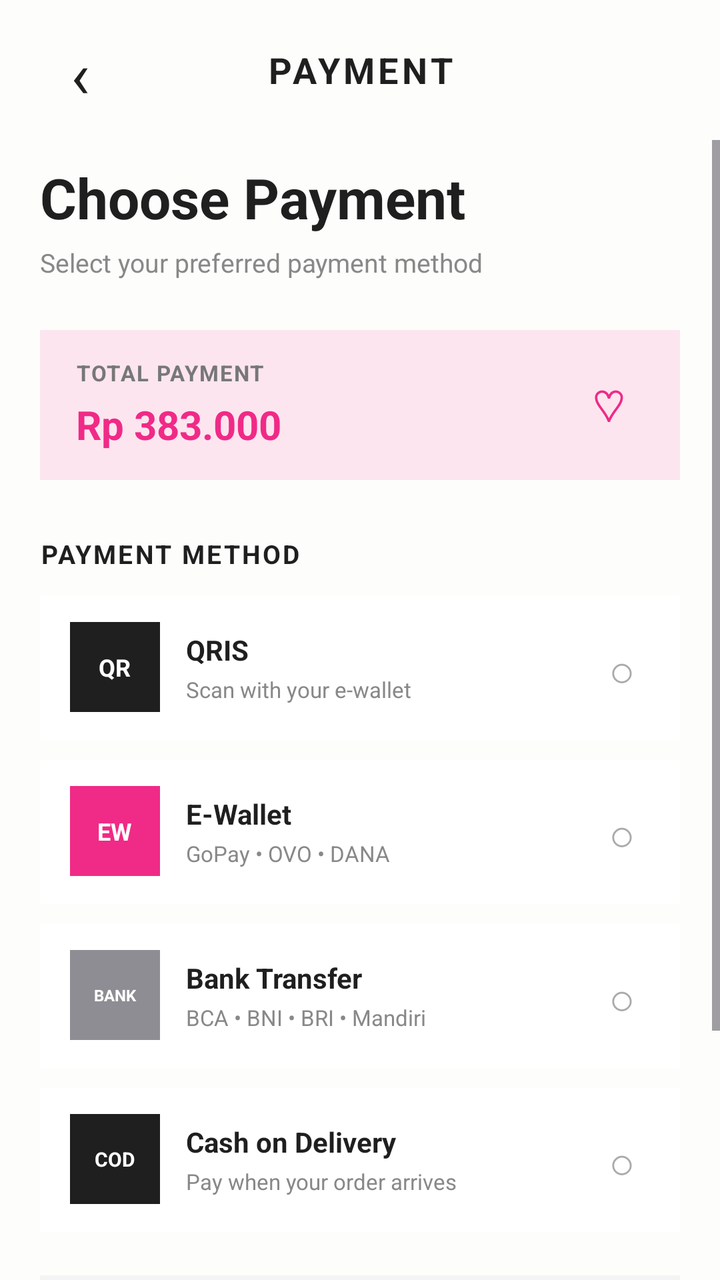
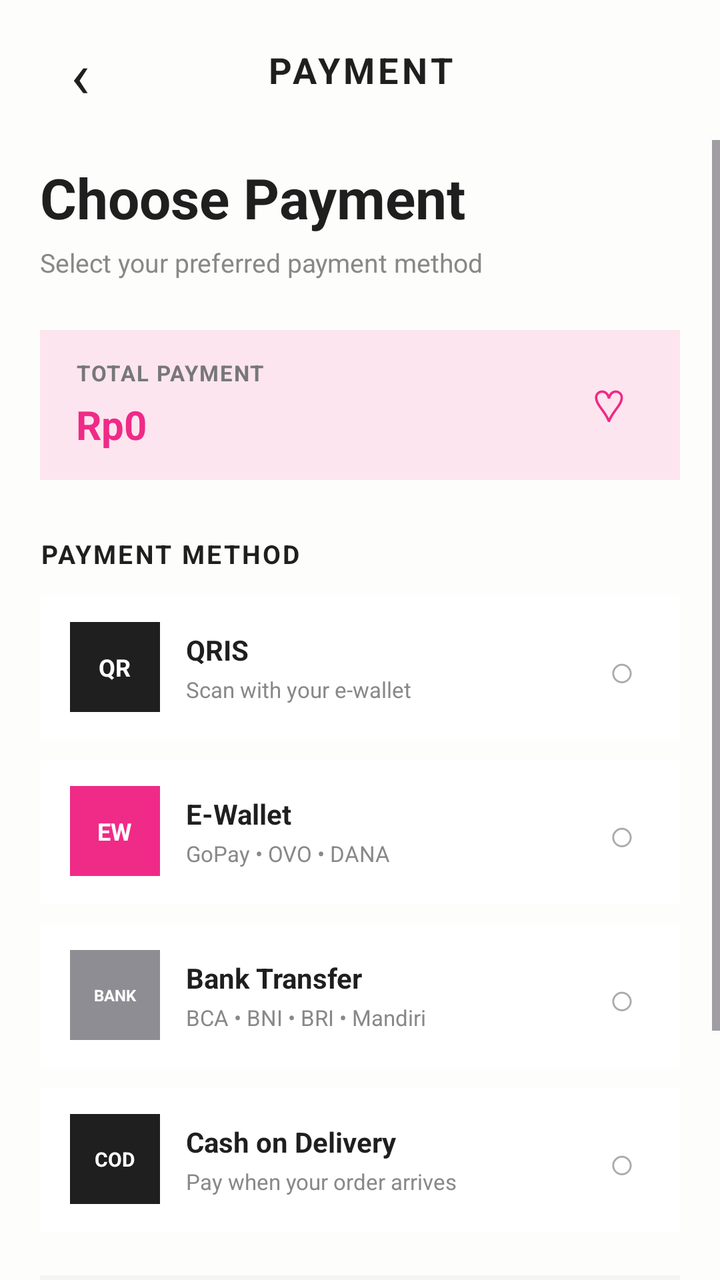

Two renders of the same Android screen: before a commit and after it. Below are the layout's source before the change and the commit's diff.
<!-- AndroidManifest.xml: application theme Theme.Orchidia -->
<!-- res/layout/activity_payment.xml -->
<?xml version="1.0" encoding="utf-8"?>
<LinearLayout
    xmlns:android="http://schemas.android.com/apk/res/android"
    android:layout_width="match_parent"
    android:layout_height="match_parent"
    android:orientation="vertical"
    android:background="#FDFDFB">

    
    <LinearLayout
        android:layout_width="match_parent"
        android:layout_height="70dp"
        android:orientation="horizontal"
        android:gravity="center_vertical"
        android:paddingStart="20dp"
        android:paddingEnd="20dp">

        <TextView
            android:id="@+id/btnBack"
            android:layout_width="40dp"
            android:layout_height="40dp"
            android:gravity="center"
            android:text="‹"
            android:textSize="32sp"
            android:textColor="#1F1F1F" />

        <TextView
            android:layout_width="0dp"
            android:layout_height="wrap_content"
            android:layout_weight="1"
            android:gravity="center"
            android:text="PAYMENT"
            android:textColor="#1F1F1F"
            android:textSize="18sp"
            android:textStyle="bold"
            android:letterSpacing="0.10" />

        <TextView
            android:layout_width="40dp"
            android:layout_height="40dp" />

    </LinearLayout>

    
    <ScrollView
        android:layout_width="match_parent"
        android:layout_height="0dp"
        android:layout_weight="1"
        android:fillViewport="true">

        <LinearLayout
            android:layout_width="match_parent"
            android:layout_height="wrap_content"
            android:orientation="vertical"
            android:paddingStart="20dp"
            android:paddingEnd="20dp"
            android:paddingBottom="30dp">

            
            <TextView
                android:layout_width="wrap_content"
                android:layout_height="wrap_content"
                android:layout_marginTop="10dp"
                android:text="Choose Payment"
                android:textColor="#1F1F1F"
                android:textSize="28sp"
                android:textStyle="bold" />

            <TextView
                android:layout_width="wrap_content"
                android:layout_height="wrap_content"
                android:layout_marginTop="5dp"
                android:text="Select your preferred payment method"
                android:textColor="#888888"
                android:textSize="13sp" />

            
            <LinearLayout
                android:layout_width="match_parent"
                android:layout_height="75dp"
                android:layout_marginTop="25dp"
                android:orientation="horizontal"
                android:gravity="center_vertical"
                android:paddingStart="18dp"
                android:paddingEnd="18dp"
                android:background="#FCE5EF">

                <LinearLayout
                    android:layout_width="0dp"
                    android:layout_height="wrap_content"
                    android:layout_weight="1"
                    android:orientation="vertical">

                    <TextView
                        android:layout_width="wrap_content"
                        android:layout_height="wrap_content"
                        android:text="TOTAL PAYMENT"
                        android:textColor="#777777"
                        android:textSize="11sp"
                        android:textStyle="bold"
                        android:letterSpacing="0.06" />

                    <TextView
                        android:layout_width="wrap_content"
                        android:layout_height="wrap_content"
                        android:layout_marginTop="5dp"
                        android:text="Rp 383.000"
                        android:textColor="#F02A87"
                        android:textSize="20sp"
                        android:textStyle="bold" />

                </LinearLayout>

                <TextView
                    android:layout_width="35dp"
                    android:layout_height="35dp"
                    android:gravity="center"
                    android:text="♡"
                    android:textColor="#F02A87"
                    android:textSize="22sp" />

            </LinearLayout>

            
            <TextView
                android:layout_width="wrap_content"
                android:layout_height="wrap_content"
                android:layout_marginTop="28dp"
                android:text="PAYMENT METHOD"
                android:textColor="#1F1F1F"
                android:textSize="13sp"
                android:textStyle="bold"
                android:letterSpacing="0.08" />

            
            <LinearLayout
                android:id="@+id/paymentQris"
                android:layout_width="match_parent"
                android:layout_height="72dp"
                android:layout_marginTop="12dp"
                android:orientation="horizontal"
                android:gravity="center_vertical"
                android:paddingStart="15dp"
                android:paddingEnd="15dp"
                android:background="#FFFFFF">

                <TextView
                    android:layout_width="45dp"
                    android:layout_height="45dp"
                    android:gravity="center"
                    android:text="QR"
                    android:textColor="#FFFFFF"
                    android:textSize="12sp"
                    android:textStyle="bold"
                    android:background="#1F1F1F" />

                <LinearLayout
                    android:layout_width="0dp"
                    android:layout_height="wrap_content"
                    android:layout_weight="1"
                    android:orientation="vertical"
                    android:paddingStart="13dp">

                    <TextView
                        android:layout_width="wrap_content"
                        android:layout_height="wrap_content"
                        android:text="QRIS"
                        android:textColor="#1F1F1F"
                        android:textSize="14sp"
                        android:textStyle="bold" />

                    <TextView
                        android:layout_width="wrap_content"
                        android:layout_height="wrap_content"
                        android:layout_marginTop="3dp"
                        android:text="Scan with your e-wallet"
                        android:textColor="#888888"
                        android:textSize="11sp" />

                </LinearLayout>

                <TextView
                    android:layout_width="28dp"
                    android:layout_height="28dp"
                    android:gravity="center"
                    android:text="○"
                    android:textColor="#AAAAAA"
                    android:textSize="22sp" />

            </LinearLayout>

            
            <LinearLayout
                android:id="@+id/paymentWallet"
                android:layout_width="match_parent"
                android:layout_height="72dp"
                android:layout_marginTop="10dp"
                android:orientation="horizontal"
                android:gravity="center_vertical"
                android:paddingStart="15dp"
                android:paddingEnd="15dp"
                android:background="#FFFFFF">

                <TextView
                    android:layout_width="45dp"
                    android:layout_height="45dp"
                    android:gravity="center"
                    android:text="EW"
                    android:textColor="#FFFFFF"
                    android:textSize="12sp"
                    android:textStyle="bold"
                    android:background="#F02A87" />

                <LinearLayout
                    android:layout_width="0dp"
                    android:layout_height="wrap_content"
                    android:layout_weight="1"
                    android:orientation="vertical"
                    android:paddingStart="13dp">

                    <TextView
                        android:layout_width="wrap_content"
                        android:layout_height="wrap_content"
                        android:text="E-Wallet"
                        android:textColor="#1F1F1F"
                        android:textSize="14sp"
                        android:textStyle="bold" />

                    <TextView
                        android:layout_width="wrap_content"
                        android:layout_height="wrap_content"
                        android:layout_marginTop="3dp"
                        android:text="GoPay • OVO • DANA"
                        android:textColor="#888888"
                        android:textSize="11sp" />

                </LinearLayout>

                <TextView
                    android:layout_width="28dp"
                    android:layout_height="28dp"
                    android:gravity="center"
                    android:text="○"
                    android:textColor="#AAAAAA"
                    android:textSize="22sp" />

            </LinearLayout>

            
            <LinearLayout
                android:id="@+id/paymentBank"
                android:layout_width="match_parent"
                android:layout_height="72dp"
                android:layout_marginTop="10dp"
                android:orientation="horizontal"
                android:gravity="center_vertical"
                android:paddingStart="15dp"
                android:paddingEnd="15dp"
                android:background="#FFFFFF">

                <TextView
                    android:layout_width="45dp"
                    android:layout_height="45dp"
                    android:gravity="center"
                    android:text="BANK"
                    android:textColor="#FFFFFF"
                    android:textSize="8sp"
                    android:textStyle="bold"
                    android:background="#8D8D93" />

                <LinearLayout
                    android:layout_width="0dp"
                    android:layout_height="wrap_content"
                    android:layout_weight="1"
                    android:orientation="vertical"
                    android:paddingStart="13dp">

                    <TextView
                        android:layout_width="wrap_content"
                        android:layout_height="wrap_content"
                        android:text="Bank Transfer"
                        android:textColor="#1F1F1F"
                        android:textSize="14sp"
                        android:textStyle="bold" />

                    <TextView
                        android:layout_width="wrap_content"
                        android:layout_height="wrap_content"
                        android:layout_marginTop="3dp"
                        android:text="BCA • BNI • BRI • Mandiri"
                        android:textColor="#888888"
                        android:textSize="11sp" />

                </LinearLayout>

                <TextView
                    android:layout_width="28dp"
                    android:layout_height="28dp"
                    android:gravity="center"
                    android:text="○"
                    android:textColor="#AAAAAA"
                    android:textSize="22sp" />

            </LinearLayout>

            
            <LinearLayout
                android:id="@+id/paymentCod"
                android:layout_width="match_parent"
                android:layout_height="72dp"
                android:layout_marginTop="10dp"
                android:orientation="horizontal"
                android:gravity="center_vertical"
                android:paddingStart="15dp"
                android:paddingEnd="15dp"
                android:background="#FFFFFF">

                <TextView
                    android:layout_width="45dp"
                    android:layout_height="45dp"
                    android:gravity="center"
                    android:text="COD"
                    android:textColor="#FFFFFF"
                    android:textSize="10sp"
                    android:textStyle="bold"
                    android:background="#1F1F1F" />

                <LinearLayout
                    android:layout_width="0dp"
                    android:layout_height="wrap_content"
                    android:layout_weight="1"
                    android:orientation="vertical"
                    android:paddingStart="13dp">

                    <TextView
                        android:layout_width="wrap_content"
                        android:layout_height="wrap_content"
                        android:text="Cash on Delivery"
                        android:textColor="#1F1F1F"
                        android:textSize="14sp"
                        android:textStyle="bold" />

                    <TextView
                        android:layout_width="wrap_content"
                        android:layout_height="wrap_content"
                        android:layout_marginTop="3dp"
                        android:text="Pay when your order arrives"
                        android:textColor="#888888"
                        android:textSize="11sp" />

                </LinearLayout>

                <TextView
                    android:layout_width="28dp"
                    android:layout_height="28dp"
                    android:gravity="center"
                    android:text="○"
                    android:textColor="#AAAAAA"
                    android:textSize="22sp" />

            </LinearLayout>

            
            <LinearLayout
                android:layout_width="match_parent"
                android:layout_height="55dp"
                android:layout_marginTop="22dp"
                android:gravity="center_vertical"
                android:orientation="horizontal"
                android:paddingStart="14dp"
                android:paddingEnd="14dp"
                android:background="#F4F4F5">

                <TextView
                    android:layout_width="30dp"
                    android:layout_height="30dp"
                    android:gravity="center"
                    android:text="✓"
                    android:textColor="#F02A87"
                    android:textSize="18sp" />

                <TextView
                    android:layout_width="wrap_content"
                    android:layout_height="wrap_content"
                    android:layout_marginStart="10dp"
                    android:text="Your payment information is secure"
                    android:textColor="#666666"
                    android:textSize="11sp" />

            </LinearLayout>

            
            <Button
                android:id="@+id/btnPay"
                android:layout_width="match_parent"
                android:layout_height="55dp"
                android:layout_marginTop="22dp"
                android:backgroundTint="#F02A87"
                android:text="PAY NOW • Rp 333.000"
                android:textColor="#FFFFFF"
                android:textSize="13sp"
                android:textStyle="bold"
                android:letterSpacing="0.04" />

        </LinearLayout>

    </ScrollView>

</LinearLayout>
<!-- resources referenced by this layout -->
<resources>
  <style name="Theme.Orchidia" parent="Base.Theme.Orchidia" />
  <style name="Base.Theme.Orchidia" parent="Theme.Material3.DayNight.NoActionBar">
          
          
      </style>
</resources>

<!-- the commit's change to res/layout/activity_payment.xml (unified diff, before → after) -->
@@ -101,10 +101,11 @@
                         android:letterSpacing="0.06" />
 
                     <TextView
+                        android:id="@+id/tvPaymentTotal"
                         android:layout_width="wrap_content"
                         android:layout_height="wrap_content"
                         android:layout_marginTop="5dp"
-                        android:text="Rp 383.000"
+                        android:text="Rp0"
                         android:textColor="#F02A87"
                         android:textSize="20sp"
                         android:textStyle="bold" />
@@ -396,12 +397,11 @@
                 android:layout_height="55dp"
                 android:layout_marginTop="22dp"
                 android:backgroundTint="#F02A87"
-                android:text="PAY NOW • Rp 333.000"
+                android:text="PAY NOW"
                 android:textColor="#FFFFFF"
                 android:textSize="13sp"
                 android:textStyle="bold"
                 android:letterSpacing="0.04" />
-
         </LinearLayout>
 
     </ScrollView>
